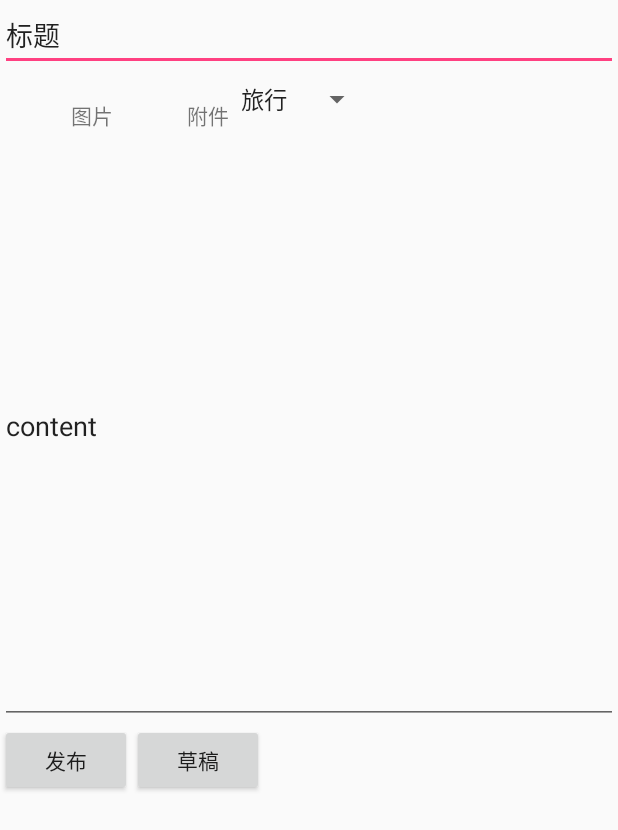
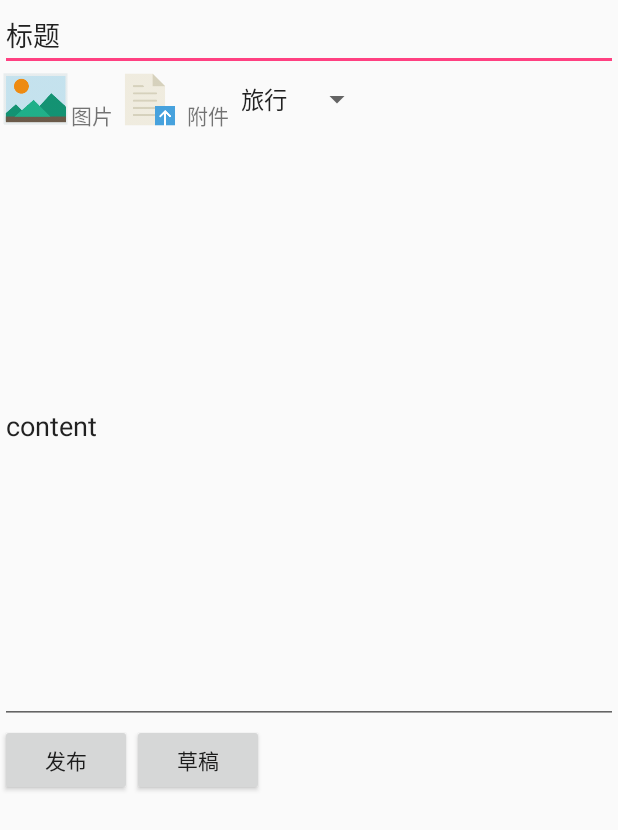
Before and after one commit to 14dtj/NJUHelper, an Android app: the AddPostActivity screen opened directly, with no data from a screen before it, on a phone screen of 412 x 824 dp. Shown: the top 830 px of the screen. Run offline under Robolectric (Android 15) with nearby library versions, the phone set to English and light mode, and no system bars.

Commit message:
再传一下

```diff
--- a/Application/app/src/main/res/layout/add_post.xml
+++ b/Application/app/src/main/res/layout/add_post.xml
@@ -1,81 +1,83 @@
 <?xml version="1.0" encoding="utf-8"?>
 <LinearLayout xmlns:android="http://schemas.android.com/apk/res/android"
     xmlns:app="http://schemas.android.com/apk/res-auto"
-    android:orientation="vertical" android:layout_width="match_parent"
+    android:layout_width="match_parent"
     android:layout_height="match_parent"
+    android:orientation="vertical"
     android:weightSum="1">
 
     <EditText
+        android:id="@+id/title_text"
         android:layout_width="match_parent"
         android:layout_height="wrap_content"
+        android:ems="10"
         android:inputType="textPersonName"
-        android:text="标题"
-        android:ems="10"
-        android:id="@+id/title_text" />
+        android:text="标题" />
 
     <LinearLayout
-        android:orientation="horizontal"
         android:layout_width="match_parent"
         android:layout_height="38dp"
+        android:orientation="horizontal"
         android:weightSum="1">
 
         <ImageView
+            android:id="@+id/imageView"
             android:layout_width="47dp"
             android:layout_height="37dp"
-            app:srcCompat="@drawable/picture"
-            android:id="@+id/imageView" />
+            android:src="@mipmap/picture"
+            app:srcCompat="@drawable/picture" />
 
         <TextView
-            android:text="图片"
             android:layout_width="wrap_content"
             android:layout_height="37dp"
-            android:layout_marginTop="10dp"/>
+            android:layout_marginTop="10dp"
+            android:text="图片" />
 
         <ImageView
+            android:id="@+id/imageView2"
             android:layout_width="49dp"
             android:layout_height="wrap_content"
-            app:srcCompat="@drawable/file"
-            android:id="@+id/imageView2" />
+            android:src="@mipmap/file"
+            app:srcCompat="@drawable/file" />
 
         <TextView
-            android:text="附件"
             android:layout_width="wrap_content"
             android:layout_height="37dp"
-            android:layout_marginTop="10dp"/>
+            android:layout_marginTop="10dp"
+            android:text="附件" />
 
         <Spinner
+            android:id="@+id/spinner2"
             android:layout_width="wrap_content"
             android:layout_height="37dp"
-            android:id="@+id/spinner2"
-            android:entries="@array/spingarr"
-            />
+            android:entries="@array/spingarr" />
 
     </LinearLayout>
 
     <EditText
+        android:id="@+id/content_text"
         android:layout_width="match_parent"
         android:layout_height="397dp"
+        android:ems="10"
         android:inputType="textPersonName"
-        android:text="content"
-        android:ems="10"
-        android:id="@+id/content_text" />
+        android:text="content" />
 
     <LinearLayout
-        android:orientation="horizontal"
         android:layout_width="match_parent"
-        android:layout_height="match_parent">
+        android:layout_height="match_parent"
+        android:orientation="horizontal">
 
         <Button
-            android:text="发布"
+            android:id="@+id/publish_button"
             android:layout_width="wrap_content"
             android:layout_height="wrap_content"
-            android:id="@+id/publish_button" />
+            android:text="发布" />
 
         <Button
-            android:text="草稿"
+            android:id="@+id/save_button"
             android:layout_width="wrap_content"
             android:layout_height="wrap_content"
-            android:id="@+id/save_button" />
+            android:text="草稿" />
     </LinearLayout>
 
 
```
Also changed, not shown: Application/app/src/main/res/mipmap-mdpi/file.png (added), Application/app/src/main/res/mipmap-mdpi/picture.png (added).
